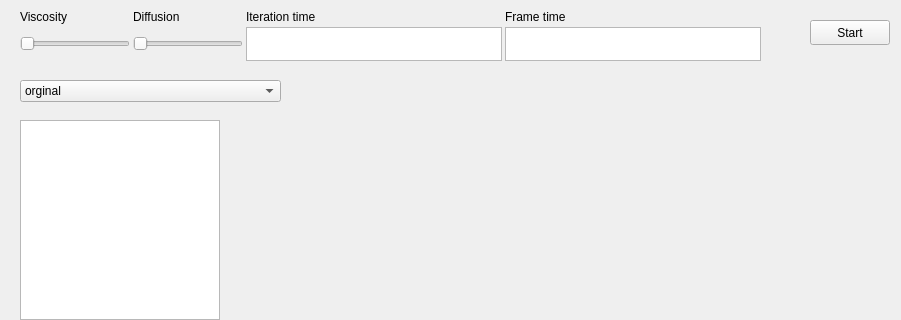
greenhoody/Fluid-Simulation, file GUI/FluidGUI/mainwindow.ui: the form before one commit; both pictures show x 0 to 901 and y 0 to 320 of the 987 by 720 pixel window.
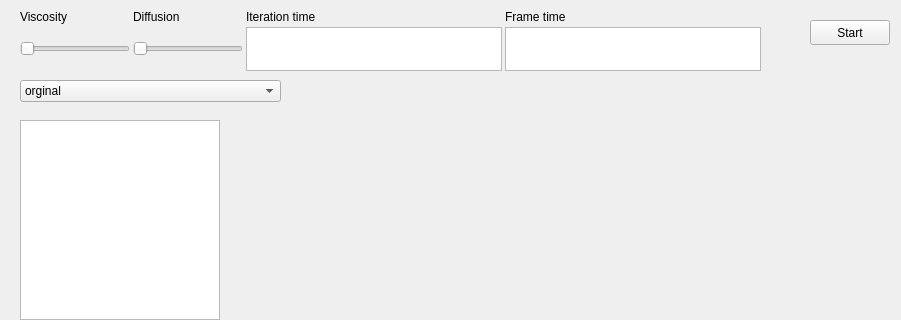
The form after the commit. Custom widgets are drawn as their Qt base class.

Patch:
```diff
--- a/GUI/FluidGUI/mainwindow.ui
+++ b/GUI/FluidGUI/mainwindow.ui
@@ -49,7 +49,7 @@
       <x>20</x>
       <y>10</y>
       <width>741</width>
-      <height>51</height>
+      <height>61</height>
      </rect>
     </property>
     <layout class="QGridLayout" name="gridLayout">
```
Left out of the diff: 10 changed lines with no effect on the pictures.
